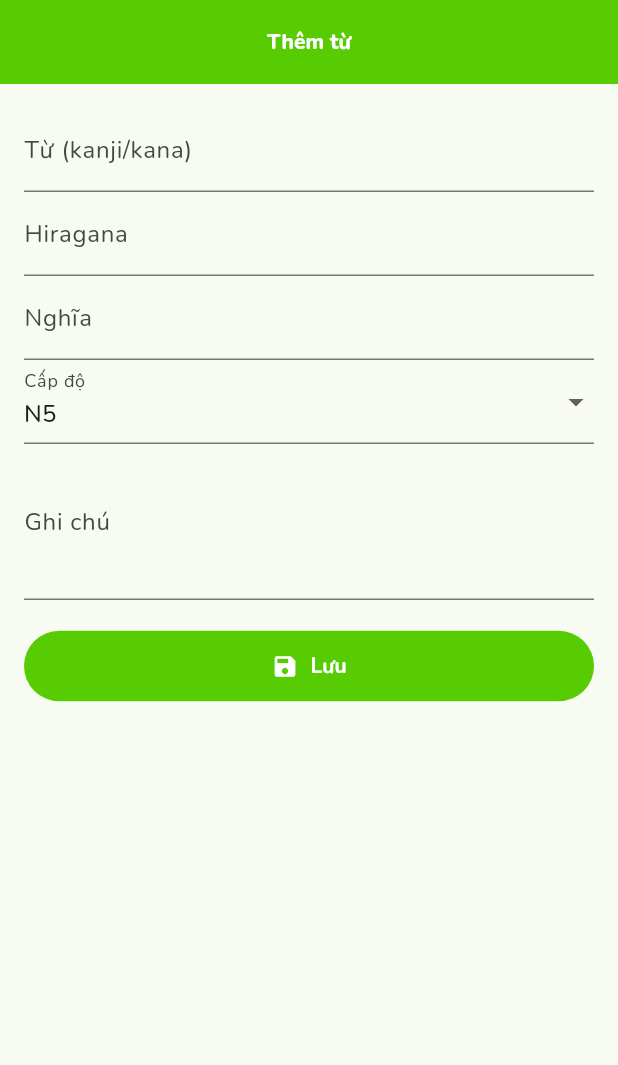
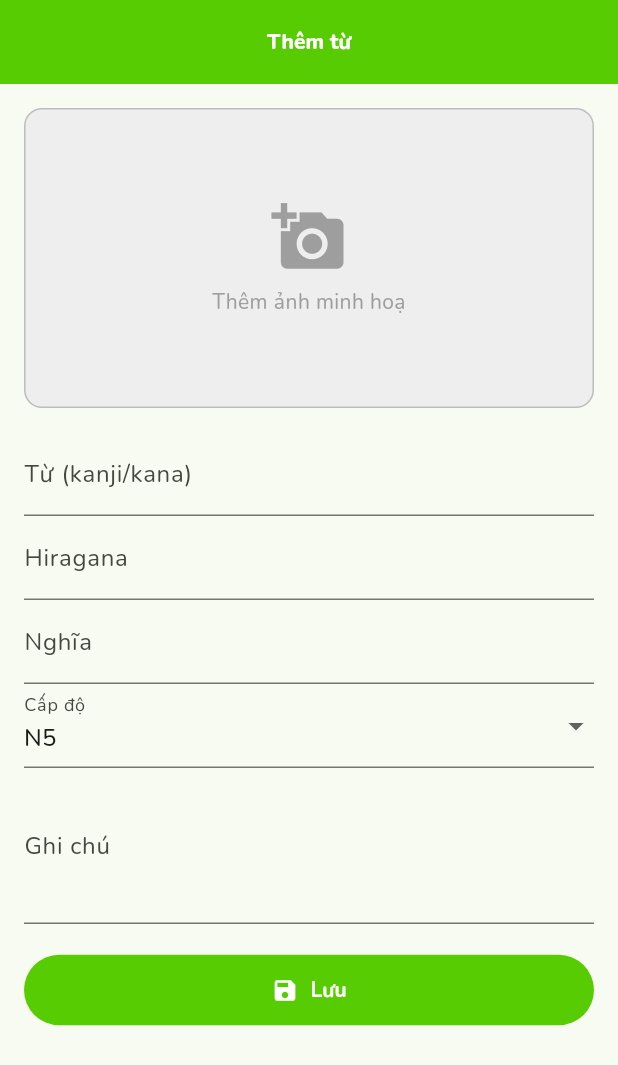
Before and after one commit to tygonorg/nihongo-flashcard, a Flutter app: the AddEditVocabScreen screen opened by its route, on a phone screen of 412 x 824 dp. Shown: the top 1065 px of the screen. Run offline on Flutter 3.47's test engine with Material 3 defaults, Android fonts, the phone set to English and light mode, and no system bars; our stand-ins replace flutter_markdown, get, get_it, go_router, google_fonts, image_picker and 1 more; accounts and stored records are empty.

Commit message:
fix bugs

```diff
--- a/lib/models/vocab.dart
+++ b/lib/models/vocab.dart
@@ -5,6 +5,7 @@ class Vocab {
   String meaning;
   String level;
   String? note;
+  String? imagePath;
 
   /// Trường cho SRS (SM-2 rút gọn)
   double easiness;
@@ -27,6 +28,7 @@ class Vocab {
     required this.meaning,
     required this.level,
     this.note,
+    this.imagePath,
     this.easiness = 2.5,
     this.repetitions = 0,
     this.intervalDays = 0,
@@ -45,6 +47,7 @@ class Vocab {
       'meaning': meaning,
       'level': level,
       'note': note,
+      'imagePath': imagePath,
       'easiness': easiness,
       'repetitions': repetitions,
       'intervalDays': intervalDays,
@@ -64,6 +67,7 @@ class Vocab {
       meaning: map['meaning'],
       level: map['level'],
       note: map['note'],
+      imagePath: map['imagePath'],
       easiness: map['easiness'] ?? 2.5,
       repetitions: map['repetitions'] ?? 0,
       intervalDays: map['intervalDays'] ?? 0,
@@ -87,6 +91,7 @@ class Vocab {
     String? meaning,
     String? level,
     String? note,
+    String? imagePath,
     double? easiness,
     int? repetitions,
     int? intervalDays,
@@ -103,6 +108,7 @@ class Vocab {
       meaning: meaning ?? this.meaning,
       level: level ?? this.level,
       note: note ?? this.note,
+      imagePath: imagePath ?? this.imagePath,
       easiness: easiness ?? this.easiness,
       repetitions: repetitions ?? this.repetitions,
       intervalDays: intervalDays ?? this.intervalDays,
@@ -124,6 +130,7 @@ class Vocab {
         other.meaning == meaning &&
         other.level == level &&
         other.note == note &&
+        other.imagePath == imagePath &&
         other.easiness == easiness &&
         other.repetitions == repetitions &&
         other.intervalDays == intervalDays &&
@@ -143,6 +150,7 @@ class Vocab {
       meaning,
       level,
       note,
+      imagePath,
       easiness,
       repetitions,
       intervalDays,
@@ -156,6 +164,6 @@ class Vocab {
 
   @override
   String toString() {
-    return 'Vocab{' 'id: $id, term: $term, hiragana: $hiragana, meaning: $meaning, level: $level, note: $note, ' 'easiness: $easiness, repetitions: $repetitions, intervalDays: $intervalDays, lastReviewedAt: $lastReviewedAt, ' 'dueAt: $dueAt, favorite: $favorite, createdAt: $createdAt, updatedAt: $updatedAt}';
+    return 'Vocab{' 'id: $id, term: $term, hiragana: $hiragana, meaning: $meaning, level: $level, note: $note, imagePath: $imagePath, ' 'easiness: $easiness, repetitions: $repetitions, intervalDays: $intervalDays, lastReviewedAt: $lastReviewedAt, ' 'dueAt: $dueAt, favorite: $favorite, createdAt: $createdAt, updatedAt: $updatedAt}';
   }
 }
--- a/lib/ui/screens/add_edit_grammar_screen.dart
+++ b/lib/ui/screens/add_edit_grammar_screen.dart
@@ -57,7 +57,7 @@ class _AddEditGrammarScreenState extends State<AddEditGrammarScreen> {
             ),
             DropdownButtonFormField(
               decoration: const InputDecoration(labelText: 'Cấp độ'),
-              value: _level,
+              initialValue: _level,
               items: const ['N5', 'N4', 'N3', 'N2', 'N1']
                   .map((e) => DropdownMenuItem(value: e, child: Text(e)))
                   .toList(),
--- a/lib/ui/screens/add_edit_kanji_screen.dart
+++ b/lib/ui/screens/add_edit_kanji_screen.dart
@@ -75,7 +75,7 @@
             ),
             DropdownButtonFormField(
               decoration: const InputDecoration(labelText: 'Cấp độ'),
-              value: _level,
+              initialValue: _level,
               items: const ['N5','N4','N3','N2','N1']
                   .map((e) => DropdownMenuItem(value: e, child: Text(e)))
                   .toList(),
--- a/lib/ui/screens/add_edit_vocab_screen.dart
+++ b/lib/ui/screens/add_edit_vocab_screen.dart
@@ -1,4 +1,6 @@
+import 'dart:io';
 import 'package:flutter/material.dart';
+import 'package:image_picker/image_picker.dart';
 import '../../models/vocab.dart';
 import '../../locator.dart';
 import '../../services/database_service.dart';
@@ -17,7 +19,9 @@ class _State extends State<AddEditVocabScreen> {
   String _meaning = '';
   String _level = 'N5';
   String? _note;
+  String? _imagePath;
   final DatabaseService db = locator<DatabaseService>();
+  final ImagePicker _picker = ImagePicker();
 
   @override
   void initState() {
@@ -28,6 +32,16 @@ class _State extends State<AddEditVocabScreen> {
       _meaning = widget.vocab!.meaning;
       _level = widget.vocab!.level;
       _note = widget.vocab!.note;
+      _imagePath = widget.vocab!.imagePath;
+    }
+  }
+
+  Future<void> _pickImage() async {
+    final XFile? image = await _picker.pickImage(source: ImageSource.gallery);
+    if (image != null) {
+      setState(() {
+        _imagePath = image.path;
+      });
     }
   }
 
@@ -40,6 +54,38 @@ class _State extends State<AddEditVocabScreen> {
         child: ListView(
           padding: const EdgeInsets.all(16),
           children: [
+            GestureDetector(
+              onTap: _pickImage,
+              child: Container(
+                height: 200,
+                width: double.infinity,
+                decoration: BoxDecoration(
+                  color: Colors.grey[200],
+                  borderRadius: BorderRadius.circular(12),
+                  border: Border.all(color: Colors.grey[400]!),
+                ),
+                child: _imagePath != null
+                    ? ClipRRect(
+                        borderRadius: BorderRadius.circular(12),
+                        child: Image.file(
+                          File(_imagePath!),
+                          fit: BoxFit.cover,
+                          errorBuilder: (context, error, stackTrace) {
+                            return const Center(child: Icon(Icons.broken_image, size: 50, color: Colors.grey));
+                          },
+                        ),
+                      )
+                    : const Column(
+                        mainAxisAlignment: MainAxisAlignment.center,
+                        children: [
+                          Icon(Icons.add_a_photo, size: 50, color: Colors.grey),
+                          SizedBox(height: 8),
+                          Text('Thêm ảnh minh hoạ', style: TextStyle(color: Colors.grey)),
+                        ],
+                      ),
+              ),
+            ),
+            const SizedBox(height: 16),
             TextFormField(
               initialValue: _term,
               decoration: const InputDecoration(labelText: 'Từ (kanji/kana)'),
@@ -60,7 +106,7 @@ class _State extends State<AddEditVocabScreen> {
             ),
             DropdownButtonFormField(
               decoration: const InputDecoration(labelText: 'Cấp độ'),
-              value: _level,
+              initialValue: _level,
               items: const ['N5','N4','N3','N2','N1']
                   .map((e) => DropdownMenuItem(value: e, child: Text(e)))
                   .toList(),
@@ -98,7 +144,8 @@ class _State extends State<AddEditVocabScreen> {
                             hiragana: _hiragana,
                             meaning: _meaning,
                             level: _level,
-                            note: _note);
+                            note: _note,
+                            imagePath: _imagePath);
                       } else {
                         await db.updateVocab(
                             widget.vocab!,
@@ -106,7 +153,8 @@ class _State extends State<AddEditVocabScreen> {
                             hiragana: _hiragana,
                             meaning: _meaning,
                             level: _level,
-                            note: _note);
+                            note: _note,
+                            imagePath: _imagePath);
                       }
 
                         if (!context.mounted) return;
--- a/lib/ui/screens/home_screen.dart
+++ b/lib/ui/screens/home_screen.dart
@@ -70,7 +70,7 @@ class HomeScreen extends StatelessWidget {
                             : (data.vocabCount % 20) / 20.0,
                         minHeight: 10,
                         backgroundColor:
-                            cs.onPrimary.withOpacity(0.25),
+                            cs.onPrimary.withValues(alpha: 0.25),
                         valueColor:
                             AlwaysStoppedAnimation<Color>(cs.onPrimary),
                       ),
--- a/pubspec.yaml
+++ b/pubspec.yaml
@@ -23,12 +23,15 @@ dependencies:
 
   # Optional: icons
   cupertino_icons: ^1.0.8
+  image_picker: ^1.2.1
 
 dev_dependencies:
   flutter_test:
     sdk: flutter
   flutter_lints: ^5.0.0
-  sqflite_common_ffi: ^2.3.3
+  sqflite_common_ffi: 2.3.0
+  sqlite3_flutter_libs: 0.5.0
+  sqlite3: 2.1.0
 
 flutter:
   uses-material-design: true
```
Also changed, not shown: lib/services/database_service.dart (+8 -1 lines), lib/ui/screens/flashcards_screen.dart (+29 -0 lines), lib/ui/screens/grammar_list_screen.dart (+5 -4 lines), pubspec.lock, 9 other files.
